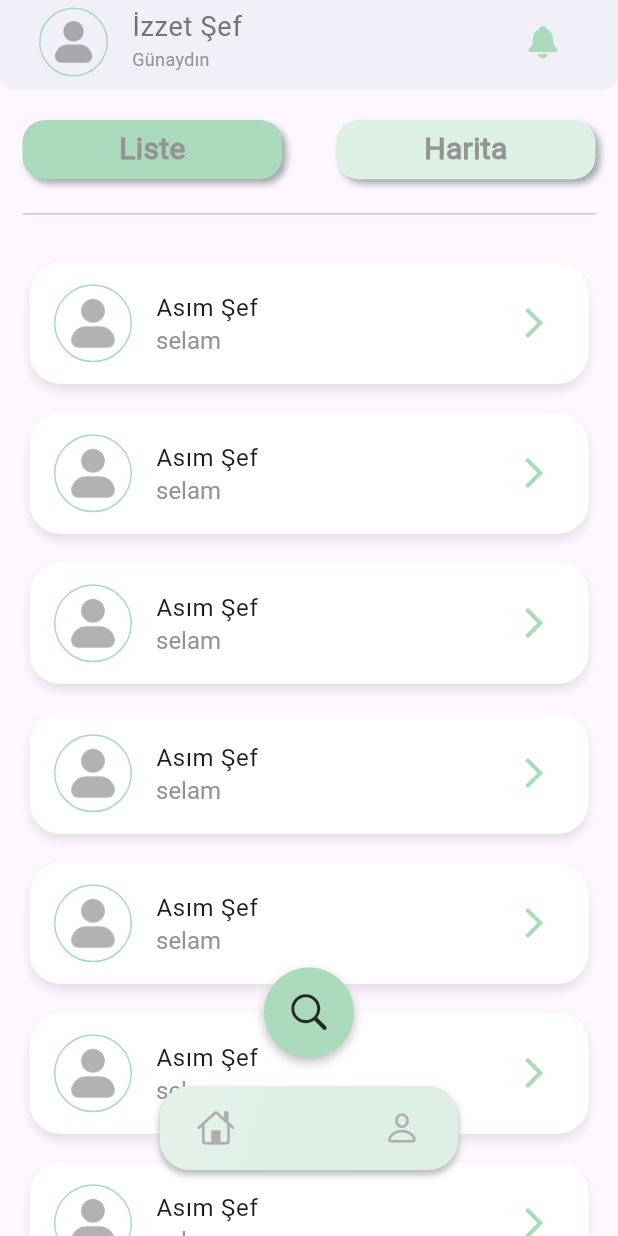
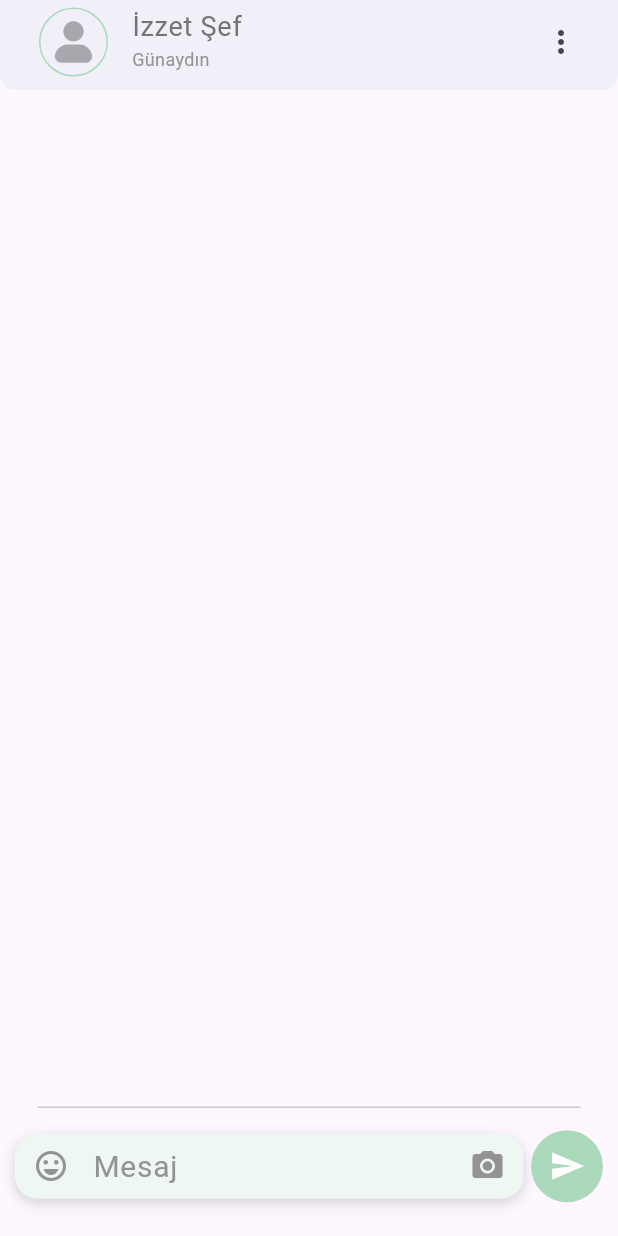
Before and after one commit to izzetJmy/locale_chat, a Flutter app: the screen it shows after launch, on a phone screen of 412 x 824 dp. Run offline on Flutter 3.47's test engine with Material 3 defaults, Android fonts, the light colour scheme and no system bars.

Commit message:
chat sayfası oluşturuldu.

```diff
--- a/lib/comopnents/my_text_field.dart
+++ b/lib/comopnents/my_text_field.dart
@@ -7,6 +7,11 @@ class MyTextField extends StatelessWidget {
   final Widget? suffixIcon;
   final String hintText;
   final bool obscureText;
+  final Color fillColor;
+  final Color prefixIconColor;
+  final Color suffixIconColor;
+  final Color borderSideColor;
+  final TextStyle hintStyle;
   final String? Function(String?)? validatorFunction;
 
   const MyTextField({
@@ -15,8 +20,13 @@ class MyTextField extends StatelessWidget {
     required this.prefixIcon,
     this.suffixIcon,
     required this.hintText,
-    required this.obscureText,
+    this.obscureText = false,
     this.validatorFunction,
+    this.fillColor = Colors.white,
+    this.prefixIconColor = const Color(0xffC4C4C4),
+    this.suffixIconColor = const Color(0xffC4C4C4),
+    this.borderSideColor = const Color(0xffD3D3D3),
+    this.hintStyle = const TextStyle(color: Color(0xffD3D3D3), fontSize: 18),
   }) : super(key: key);
 
   @override
@@ -25,6 +35,17 @@ class MyTextField extends StatelessWidget {
     return Container(
       margin: const EdgeInsets.symmetric(vertical: 10),
       height: size.height * 0.052,
+      decoration: BoxDecoration(
+        borderRadius: BorderRadius.circular(15),
+        boxShadow: [
+          BoxShadow(
+              blurRadius: 8,
+              offset: const Offset(0, 3),
+              spreadRadius: 0,
+              color: const Color(0xff1C2E31).withOpacity(0.2)),
+          const BoxShadow(color: Colors.white)
+        ],
+      ),
       child: TextFormField(
         controller: controller,
         validator: validatorFunction,
@@ -32,23 +53,23 @@ class MyTextField extends StatelessWidget {
         obscureText: obscureText,
         decoration: InputDecoration(
           prefixIcon: prefixIcon,
-          prefixIconColor: const Color(0xffC4C4C4),
-          suffixIconColor: const Color(0xffC4C4C4),
+          prefixIconColor: prefixIconColor,
+          suffixIconColor: suffixIconColor,
           suffixIcon: suffixIcon,
           hintText: hintText,
-          hintStyle: const TextStyle(color: Color(0xffD3D3D3), fontSize: 18),
-          fillColor: Colors.white,
+          hintStyle: hintStyle,
+          fillColor: fillColor,
           filled: true,
           contentPadding: const EdgeInsets.all(0),
           enabledBorder: OutlineInputBorder(
-            borderSide: const BorderSide(
-              color: Color(0xffD3D3D3),
+            borderSide: BorderSide(
+              color: borderSideColor,
             ),
             borderRadius: BorderRadius.circular(15),
           ),
           focusedBorder: OutlineInputBorder(
-            borderSide: const BorderSide(
-              color: Color(0xffD3D3D3),
+            borderSide: BorderSide(
+              color: borderSideColor,
             ),
             borderRadius: BorderRadius.circular(15),
           ),
--- a/lib/constants/text_style.dart
+++ b/lib/constants/text_style.dart
@@ -84,3 +84,6 @@ TextStyle homePageSubtitleTextStyle = const TextStyle(
   fontWeight: FontWeight.w600,
   color: Color(0xff939393),
 );
+
+TextStyle myTextFieldTextStyle =
+    const TextStyle(color: Color(0xff939393), fontSize: 20);
--- a/lib/main.dart
+++ b/lib/main.dart
@@ -1,5 +1,5 @@
 import 'package:flutter/material.dart';
-import 'package:locale_chat/pages/control_page.dart';
+import 'package:locale_chat/pages/chat_pages/chat_page.dart';
 
 void main() => runApp(const MyApp());
 
@@ -13,7 +13,7 @@ class MyApp extends StatelessWidget {
       title: 'Material App',
       home: Scaffold(
         body: Center(
-          child: ControlPage(),
+          child: ChatPage(),
         ),
       ),
     );
--- /dev/null
+++ b/lib/pages/chat_pages/chat_page.dart
@@ -0,0 +1,96 @@
+// ignore_for_file: non_constant_identifier_names
+
+import 'package:flutter/material.dart';
+import 'package:locale_chat/comopnents/my_appbar.dart';
+import 'package:locale_chat/comopnents/my_text_field.dart';
+import 'package:locale_chat/comopnents/profile_info.dart';
+import 'package:locale_chat/constants/colors.dart';
+import 'package:locale_chat/constants/text_style.dart';
+
+class ChatPage extends StatefulWidget {
+  final String? title;
+  final String? image_path;
+
+  //Widget for drop down menu at the top right
+  final Widget? drop_down_menu;
+  const ChatPage({super.key, this.title, this.image_path, this.drop_down_menu});
+
+  @override
+  State<ChatPage> createState() => _ChatPageState();
+}
+
+class _ChatPageState extends State<ChatPage> {
+  TextEditingController controller = TextEditingController();
+
+  @override
+  Widget build(BuildContext context) {
+    return Scaffold(
+      appBar: MyAppBar(
+        title: ListTile(
+          contentPadding: const EdgeInsets.all(10),
+          leading: const ProfileInfo(
+            image_path: 'assets/images/user_avatar.png',
+            image_radius: 17,
+          ),
+          title: Text(
+            'İzzet Şef',
+            style: appBarTitleTextStyle,
+          ),
+          subtitle: Text(
+            'Günaydın',
+            style: appBarSubTitleTextStyle,
+          ),
+          trailing: const Icon(Icons.more_vert),
+        ),
+      ),
+      body: Padding(
+        padding: const EdgeInsets.symmetric(horizontal: 10, vertical: 15),
+        child: Column(
+          mainAxisAlignment: MainAxisAlignment.end,
+          children: [
+            const Padding(
+              padding: EdgeInsets.symmetric(horizontal: 15),
+              child: Divider(
+                thickness: 1,
+                color: Color(0xffCBCBCB),
+              ),
+            ),
+            Row(
+              children: [
+                //Message text field
+                Expanded(
+                  child: MyTextField(
+                    controller: controller,
+                    fillColor: backgroundColor.withOpacity(0.2),
+                    hintText: 'Mesaj',
+                    hintStyle: myTextFieldTextStyle,
+                    prefixIcon: IconButton(
+                      icon: const Icon(Icons.emoji_emotions_outlined),
+                      onPressed: () {},
+                    ),
+                    suffixIcon: IconButton(
+                        icon: const Icon(Icons.camera_alt), onPressed: () {}),
+                    prefixIconColor: const Color(0xff939393),
+                    suffixIconColor: const Color(0xff939393),
+                    borderSideColor: Colors.transparent,
+                  ),
+                ),
+                const SizedBox(width: 5),
+                //Send button
+                Container(
+                  decoration: BoxDecoration(
+                      shape: BoxShape.circle, color: backgroundColor),
+                  child: IconButton(
+                    color: Colors.white,
+                    icon: const Icon(Icons.send),
+                    onPressed: () {},
+                  ),
+                )
+              ],
+            )
+          ],
+        ),
+      ),
+    );
+  }
+}
--- a/lib/pages/search_page/search_page.dart
+++ b/lib/pages/search_page/search_page.dart
@@ -15,8 +15,6 @@ class SearchPage extends StatefulWidget {
 }
 
 class _SearchPageState extends State<SearchPage> {
-  final listContainerNavKey = GlobalKey<NavigatorState>();
-  final mapContainerNavKey = GlobalKey<NavigatorState>();
   List<Widget> screens = [];
   @override
   void initState() {
```
